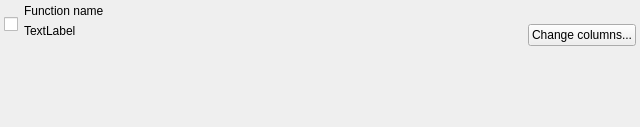
This is coquery/gui/ui/groupFunctionWidget.ui in gkunter/coquery as Qt 5 draws it before an edit. The edited form follows.
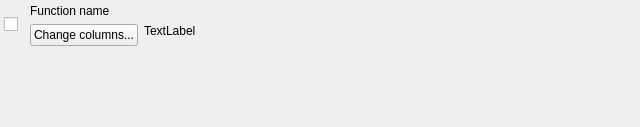
This is the edited form.

```diff
--- a/coquery/gui/ui/groupFunctionWidget.ui
+++ b/coquery/gui/ui/groupFunctionWidget.ui
@@ -26,35 +26,6 @@
    <property name="margin">
     <number>4</number>
    </property>
-   <item row="0" column="1" colspan="2">
-    <widget class="QLabel" name="label_title">
-     <property name="sizePolicy">
-      <sizepolicy hsizetype="Minimum" vsizetype="Minimum">
-       <horstretch>0</horstretch>
-       <verstretch>0</verstretch>
-      </sizepolicy>
-     </property>
-     <property name="text">
-      <string>Function name</string>
-     </property>
-     <property name="wordWrap">
-      <bool>true</bool>
-     </property>
-    </widget>
-   </item>
-   <item row="1" column="1" alignment="Qt::AlignTop">
-    <widget class="QLabel" name="label_columns">
-     <property name="sizePolicy">
-      <sizepolicy hsizetype="MinimumExpanding" vsizetype="Fixed">
-       <horstretch>0</horstretch>
-       <verstretch>0</verstretch>
-      </sizepolicy>
-     </property>
-     <property name="text">
-      <string>TextLabel</string>
-     </property>
-    </widget>
-   </item>
    <item row="0" column="0" rowspan="2" alignment="Qt::AlignVCenter">
     <widget class="QCheckBox" name="checkbox">
      <property name="sizePolicy">
@@ -68,15 +39,57 @@
      </property>
     </widget>
    </item>
-   <item row="1" column="2">
+   <item row="1" column="2" alignment="Qt::AlignTop">
+    <widget class="QLabel" name="label_columns">
+     <property name="sizePolicy">
+      <sizepolicy hsizetype="MinimumExpanding" vsizetype="Fixed">
+       <horstretch>0</horstretch>
+       <verstretch>0</verstretch>
+      </sizepolicy>
+     </property>
+     <property name="text">
+      <string>TextLabel</string>
+     </property>
+    </widget>
+   </item>
+   <item row="2" column="2">
+    <spacer name="verticalSpacer">
+     <property name="orientation">
+      <enum>Qt::Vertical</enum>
+     </property>
+     <property name="sizeHint" stdset="0">
+      <size>
+       <width>20</width>
+       <height>0</height>
+      </size>
+     </property>
+    </spacer>
+   </item>
+   <item row="1" column="1">
     <widget class="QPushButton" name="button_columns">
      <property name="text">
       <string>Change columns...</string>
      </property>
     </widget>
    </item>
-   <item row="2" column="1">
-    <spacer name="verticalSpacer">
+   <item row="0" column="1" colspan="3">
+    <widget class="QLabel" name="label_title">
+     <property name="sizePolicy">
+      <sizepolicy hsizetype="Minimum" vsizetype="Minimum">
+       <horstretch>0</horstretch>
+       <verstretch>0</verstretch>
+      </sizepolicy>
+     </property>
+     <property name="text">
+      <string>Function name</string>
+     </property>
+     <property name="wordWrap">
+      <bool>true</bool>
+     </property>
+    </widget>
+   </item>
+   <item row="2" column="0">
+    <spacer name="verticalSpacer_2">
      <property name="orientation">
       <enum>Qt::Vertical</enum>
      </property>
```
